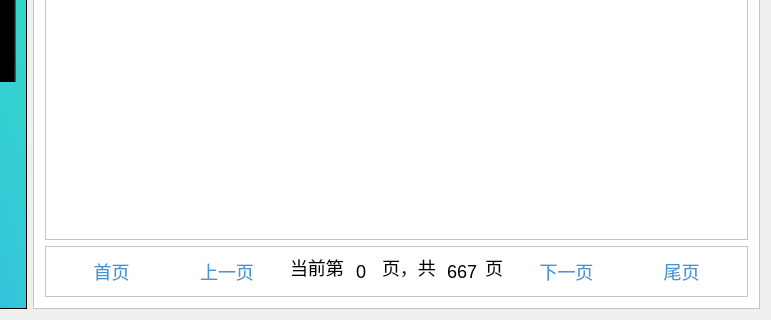
Qt form Library/Library/student_searchbook.ui (BooksOcean/BooksOcean) before a commit; both pictures show x 284 to 1055 and y 530 to 850 of the 1055 by 850 pixel window.
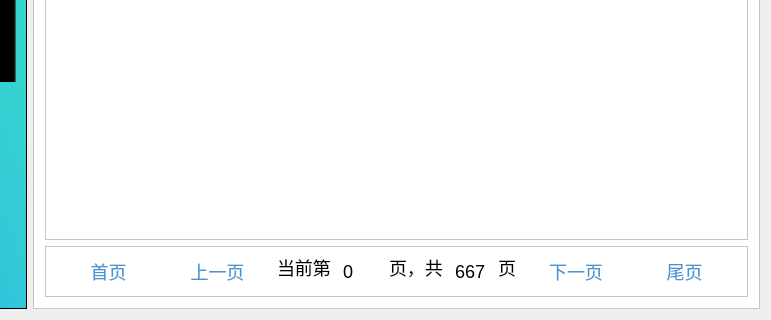
The same form after that commit. Icons and pictures are not drawn.

The edit to the form file:
```diff
--- a/Library/Library/student_searchbook.ui
+++ b/Library/Library/student_searchbook.ui
@@ -423,7 +423,7 @@
              </property>
              <property name="maximumSize">
               <size>
-               <width>20</width>
+               <width>40</width>
                <height>16777215</height>
               </size>
              </property>
@@ -469,7 +469,7 @@
              </property>
              <property name="maximumSize">
               <size>
-               <width>34</width>
+               <width>40</width>
                <height>16777215</height>
               </size>
              </property>
```
